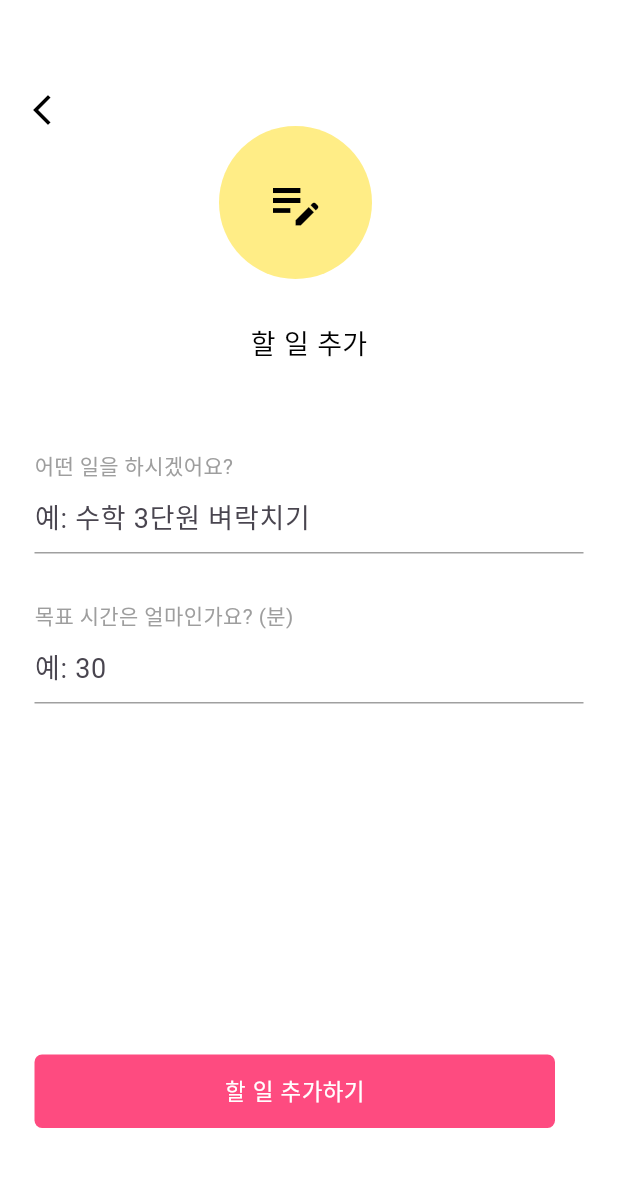
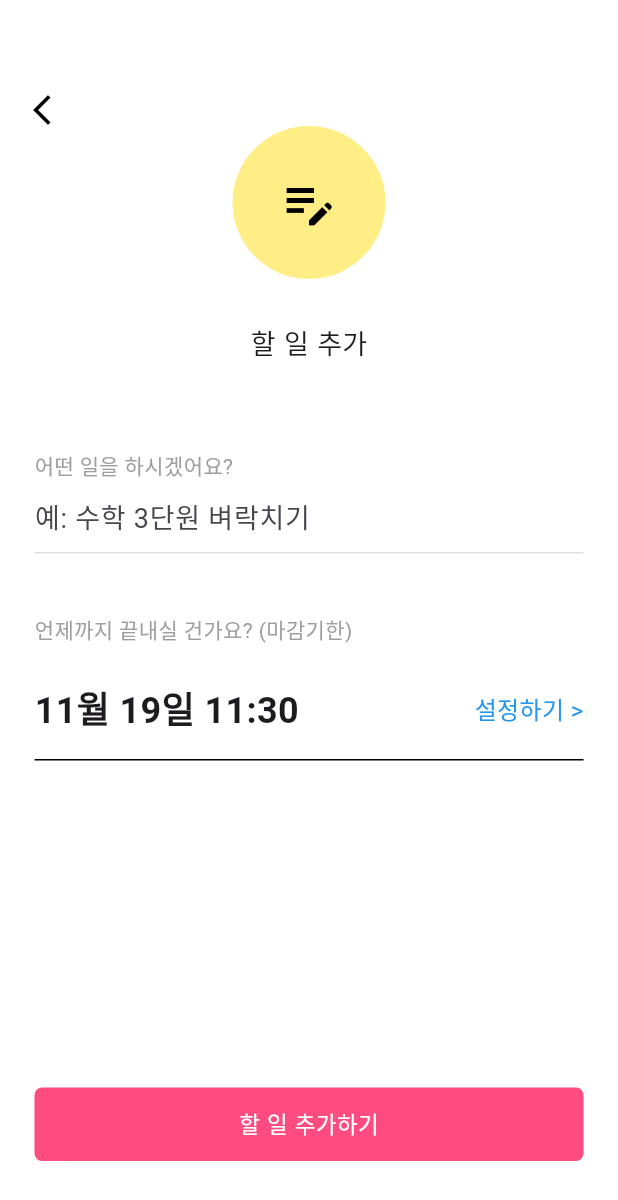
Before and after one commit to sopetherock/frontend, a Flutter app: the PersonalTimerScreen screen opened directly, after a tap on the "add" icon, on a phone screen of 412 x 824 dp. Shown: the top 1200 px of the screen. Run offline on Flutter 3.47's test engine with Material 3 defaults, Android fonts, the phone set to English and light mode, and no system bars; our stand-ins replace dio, firebase_auth, firebase_core, flutter_secure_storage; accounts and stored records are empty; network calls fail; Roboto replaces fonts that are missing (Inter, Pretendard).

Commit message:
added timer dial
다이얼로 데드라인 돌리는거
app.dart에서 로그인되면 PersonalTimerScreen으로 가게 함
나중에 고치기

```diff
--- a/lib/app/app.dart
+++ b/lib/app/app.dart
@@ -1,7 +1,7 @@
 // lib/app/app.dart
 import 'package:flutter/material.dart';
 import 'package:firebase_auth/firebase_auth.dart';
-
+import 'package:frontend/screens/timer/personal_timer_screen.dart';
 import 'package:frontend/screens/auth/login_choice_screen.dart';
 import 'package:frontend/screens/social/friends_screen.dart';
 
@@ -22,7 +22,7 @@ class AppRoot extends StatelessWidget {
         final user = snapshot.data;
 
         if (user != null && user.emailVerified) {
-          return const FriendsScreen(); // 자동 로그인
+          return PersonalTimerScreen(); // 자동 로그인
         }
 
         return const LoginChoiceScreen(); // 로그인/회원가입 화면
--- a/lib/screens/timer/personal_timer_screen.dart
+++ b/lib/screens/timer/personal_timer_screen.dart
@@ -1,7 +1,7 @@
 import 'package:flutter/material.dart';
 import 'todo_screen.dart';
 import '../../widgets/timer_display.dart';
-import '../../services/timer_service.dart'; // [New] 서비스 임포트
+import '../../services/timer_service.dart';
 import '../../widgets/CustomBottomNavigationBar.dart';
 
 class PersonalTimerScreen extends StatefulWidget {
@@ -12,14 +12,11 @@ class PersonalTimerScreen extends StatefulWidget {
 }
 
 class _PersonalTimerScreenState extends State<PersonalTimerScreen> {
-  // 서비스 인스턴스 생성
   final TimerService _timerService = TimerService();
-
   bool isLoading = true;
   List<dynamic> personalTimers = [];
   List<dynamic> groupTimers = [];
 
-  // 색상 상수
   final Color _primaryPink = const Color(0xFFFE4B80);
   final Color _buttonYellow = const Color(0xFFFFE65B);
 
@@ -29,7 +26,6 @@ class _PersonalTimerScreenState extends State<PersonalTimerScreen> {
     _loadTimers();
   }
 
-  // [Logic] 서비스 호출
   Future<void> _loadTimers() async {
     try {
       final timers = await _timerService.fetchRunningTimers();
@@ -42,14 +38,11 @@ class _PersonalTimerScreenState extends State<PersonalTimerScreen> {
       }
     } catch (e) {
       if (mounted) setState(() => isLoading = false);
-      // 필요 시 스낵바 등으로 에러 표시
       print(e);
     }
   }
 
-  // [Logic] 화면 이동 로직
   void _goToTimerDisplay(Map<String, dynamic> timerData, bool isGroup) {
-    // 서비스의 계산 로직 사용
     int initialDuration = _timerService.calculateInitialDuration(timerData, isGroup);
 
     Navigator.push(
@@ -63,7 +56,7 @@ class _PersonalTimerScreenState extends State<PersonalTimerScreen> {
           isGroup: isGroup,
         ),
       ),
-    ).then((_) => _loadTimers()); // 돌아오면 목록 갱신
+    ).then((_) => _loadTimers());
   }
 
   @override
@@ -72,72 +65,85 @@ class _PersonalTimerScreenState extends State<PersonalTimerScreen> {
 
     return Scaffold(
       backgroundColor: Colors.white,
+      // [수정] 화면 전체를 꽉 채워서 정렬 문제 해결
       body: Stack(
+        fit: StackFit.expand,
         children: [
-          // 1. 상단 헤더
-          _buildHeader(),
+          Column(
+            children: [
+              // 상단 헤더
+              Container(
+                height: 100,
+                color: _primaryPink,
+                alignment: Alignment.bottomCenter,
+                padding: const EdgeInsets.only(bottom: 15),
+                child: const Text(
+                  '타이머',
+                  style: TextStyle(fontFamily: 'Inter', fontSize: 20, fontWeight: FontWeight.w400, color: Colors.white),
+                ),
+              ),
 
-          // 2. 메인 콘텐츠
-          if (isLoading)
-            const Center(child: CircularProgressIndicator())
-          else if (!hasData)
-            _buildEmptyState()
-          else
-            _buildTimerList(),
+              // 메인 콘텐츠
+              Expanded(
+                child: isLoading
+                    ? const Center(child: CircularProgressIndicator())
+                    : hasData
+                        ? _buildTimerList()
+                        : _buildEmptyState(),
+              ),
+            ],
+          ),
 
-          // 3. 하단 네비게이션 바
-          _buildBottomNavBar(),
+          // 하단 네비게이션 바 (바닥 고정)
+          const Positioned(
+            bottom: 0, left: 0, right: 0,
+            child: CustomBottomNavigationBar(),
+          ),
 
-          // 4. 추가 버튼 (FAB)
-          _buildFloatingActionButton(),
+          // 추가 버튼 (FAB)
+          Positioned(
+            right: 33,
+            bottom: 100, // 네비게이션 바 위로 띄움
+            child: GestureDetector(
+              onTap: () {
+                Navigator.push(
+                  context,
+                  MaterialPageRoute(builder: (context) => const TodoScreen()),
+                ).then((_) => _loadTimers());
+              },
+              child: Container(
+                width: 50, height: 50,
+                decoration: BoxDecoration(
+                  color: _buttonYellow,
+                  borderRadius: BorderRadius.circular(10),
+                  boxShadow: [BoxShadow(color: Colors.black.withOpacity(0.1), blurRadius: 4, offset: const Offset(0, 2))],
+                ),
+                child: const Center(child: Icon(Icons.add, color: Colors.black, size: 27)),
+              ),
+            ),
+          ),
         ],
       ),
     );
   }
 
-  // --- UI 위젯 분리 메서드들 ---
-
-  Widget _buildHeader() {
-    return Stack(
+  Widget _buildEmptyState() {
+    // [수정] 중앙 정렬을 확실하게 하기 위해 Column 사용
+    return Column(
+      mainAxisAlignment: MainAxisAlignment.center,
       children: [
-        Positioned(
-          top: 0, left: 0, right: 0, height: 100,
-          child: Container(color: _primaryPink),
-        ),
-        Positioned(
-          top: 61, left: 0, right: 0,
-          child: const Center(
-            child: Text(
-              '타이머',
-              style: TextStyle(fontFamily: 'Inter', fontSize: 20, fontWeight: FontWeight.w400, color: Colors.white),
-            ),
-          ),
-        ),
-      ],
-    );
-  }
-
-  Widget _buildEmptyState() {
-    return Stack(
-      children: [
-        Positioned(
-          top: 215, left: 116,
-          child: Container(
+        Container(
           width: 161, height: 184,
           color: Colors.grey[200],
           child: const Icon(Icons.image, color: Colors.grey, size: 50),
         ),
-        ),
-        const Positioned(
-          top: 416, left: 0, right: 0,
-          child: Center(
-            child: Text(
+        const SizedBox(height: 20),
+        const Text(
           '우왕 할 일이 없어요!\n할 일을 추가해보세요',
           textAlign: TextAlign.center,
-              style: TextStyle(fontFamily: 'Inter', fontSize: 16, fontWeight: FontWeight.w400, color: Colors.black, height: 1.2),
+          style: TextStyle(fontFamily: 'Inter', fontSize: 16, color: Colors.black, height: 1.2),
         ),
-          ),
-        ),
+        const SizedBox(height: 80), // 하단바에 가려지지 않게 여백 추가
       ],
     );
   }
@@ -148,10 +154,8 @@ class _PersonalTimerScreenState extends State<PersonalTimerScreen> {
       ...groupTimers.map((t) => {'type': 'group', ...t}),
     ];
 
-    return Positioned.fill(
-      top: 100, bottom: 80,
-      child: ListView.builder(
-        padding: const EdgeInsets.all(20),
+    return ListView.builder(
+      padding: const EdgeInsets.fromLTRB(20, 20, 20, 100), // 하단 여백 확보
       itemCount: allTimers.length,
       itemBuilder: (context, index) {
         final item = Map<String, dynamic>.from(allTimers[index]);
@@ -185,33 +189,6 @@ class _PersonalTimerScreenState extends State<PersonalTimerScreen> {
           ),
         );
       },
-      ),
-    );
-  }
-
-
-  Widget _buildFloatingActionButton() {
-    return Positioned(
-      right: 33, bottom: 100,
-      child: GestureDetector(
-        onTap: () {
-          Navigator.push(
-            context,
-            MaterialPageRoute(builder: (context) => const TodoScreen()),
-          ).then((_) => _loadTimers());
-        },
-        child: Container(
-          width: 50, height: 50,
-          decoration: BoxDecoration(
-            color: _buttonYellow,
-            borderRadius: BorderRadius.circular(10),
-            boxShadow: [
-              BoxShadow(color: Colors.black.withOpacity(0.1), blurRadius: 4, offset: const Offset(0, 2)),
-            ],
-          ),
-          child: const Center(child: Icon(Icons.add, color: Colors.black, size: 27)),
-        ),
-      ),
     );
   }
 }
--- a/lib/screens/timer/todo_screen.dart
+++ b/lib/screens/timer/todo_screen.dart
@@ -1,7 +1,7 @@
 import 'package:flutter/material.dart';
-import 'package:flutter/services.dart'; // 숫자 입력 제한용
+import 'package:flutter/cupertino.dart'; // iOS 스타일 피커용
+import '../../services/timer_service.dart';
 import '../../widgets/timer_display.dart';
-import '../../services/timer_service.dart'; // 서비스 임포트
 
 class TodoScreen extends StatefulWidget {
   const TodoScreen({super.key});
@@ -11,30 +11,59 @@ class TodoScreen extends StatefulWidget {
 }
 
 class _TodoScreenState extends State<TodoScreen> {
-  final TimerService _timerService = TimerService(); // 서비스 인스턴스
+  final TimerService _timerService = TimerService();
+  final TextEditingController _todoController = TextEditingController();
 
-  // 입력 컨트롤러
-  final TextEditingController _todoController = TextEditingController();
-  final TextEditingController _durationController = TextEditingController();
+  // [변경] 마감 시간을 저장할 변수 (기본값: 현재시간 + 1시간)
+  DateTime _selectedDeadline = DateTime.now().add(const Duration(hours: 1));
 
   bool isSubmitting = false;
-
-  // 색상 상수
   final Color _iconYellow = const Color(0xFFFFED86);
   final Color _buttonPink = const Color(0xFFFE4B80);
 
   @override
   void dispose() {
     _todoController.dispose();
-    _durationController.dispose();
     super.dispose();
   }
 
-  // [Logic] 타이머 생성 요청
+  // 날짜/시간 선택 팝업 (CupertinoDatePicker 사용)
+  void _showDatePicker() {
+    showCupertinoModalPopup(
+      context: context,
+      builder: (BuildContext builder) {
+        return Container(
+          height: 250,
+          color: Colors.white,
+          child: CupertinoDatePicker(
+            mode: CupertinoDatePickerMode.dateAndTime, // 날짜 + 시간 모드
+            initialDateTime: _selectedDeadline,
+            minimumDate: DateTime.now(), // 과거 날짜 선택 방지
+            use24hFormat: false, // 오전/오후 표시
+            onDateTimeChanged: (DateTime newDateTime) {
+              setState(() {
+                _selectedDeadline = newDateTime;
+              });
+            },
+          ),
+        );
+      },
+    );
+  }
+
+  // 타이머 생성 요청
   Future<void> _handleCreateTimer() async {
-    if (_todoController.text.isEmpty || _durationController.text.isEmpty) {
+    if (_todoController.text.isEmpty) {
       ScaffoldMessenger.of(context).showSnackBar(
-        const SnackBar(content: Text('할 일과 시간을 모두 입력해주세요.')),
+        const SnackBar(content: Text('할 일을 입력해주세요.')),
+      );
+      return;
+    }
+
+    // 과거 시간 체크
+    if (_selectedDeadline.isBefore(DateTime.now())) {
+      ScaffoldMessenger.of(context).showSnackBar(
+        const SnackBar(content: Text('마감 시간은 미래여야 합니다.')),
       );
       return;
     }
@@ -42,38 +71,42 @@ class _TodoScreenState extends State<TodoScreen> {
     setState(() => isSubmitting = true);
 
     try {
-      // 데이터 가공
-      int minutes = int.parse(_durationController.text);
-      int durationInSeconds = minutes * 60;
-
-      // 서비스 호출
+      // [변경] _selectedDeadline을 그대로 서버로 전송
       final newTimer = await _timerService.createPersonalTimer(
         todo: _todoController.text,
-        durationInSeconds: durationInSeconds,
+        deadline: _selectedDeadline,
       );
 
       if (!mounted) return;
 
-      // 성공 시 타이머 디스플레이 화면으로 이동
+      // 생성된 타이머 데이터를 가지고 화면 이동
       Navigator.pushReplacement(
         context,
         MaterialPageRoute(
           builder: (context) => TimerDisplayScreen(
             todoId: newTimer['id'],
             todo: newTimer['todo'],
-            duration: newTimer['duration'],
+            // 남은 시간(초) 계산해서 전달
+            duration: _selectedDeadline.difference(DateTime.now()).inSeconds,
+            deadline: _selectedDeadline, // 마감 시간 전달
             isGroup: false,
           ),
         ),
       );
     } catch (e) {
+      print(e);
       if (!mounted) return;
       ScaffoldMessenger.of(context).showSnackBar(
-        const SnackBar(content: Text('타이머 생성에 실패했습니다. 다시 시도해주세요.')),
+        const SnackBar(content: Text('생성 실패. 로그아웃 후 다시 시도해주세요.')),
       );
     } finally {
       if (mounted) setState(() => isSubmitting = false);
     }
+  }
+
+  // 날짜 포맷팅 헬퍼 함수 (예: 11월 20일 14:30)
+  String _formatDeadline(DateTime dt) {
+    return "${dt.month}월 ${dt.day}일 ${dt.hour.toString().padLeft(2, '0')}:${dt.minute.toString().padLeft(2, '0')}";
   }
 
   @override
@@ -82,114 +115,96 @@ class _TodoScreenState extends State<TodoScreen> {
       backgroundColor: Colors.white,
       body: Stack(
         children: [
-          // 1. 상단 뒤로가기 버튼
-          _buildBackButton(context),
-
-          // 2. 중앙 아이콘 (노란색 원)
-          _buildCentralIcon(),
-
-          // 3. 타이틀
-          _buildTitle(),
-
-          // 4. 입력 필드 1 (Todo)
-          _buildTodoInput(),
-
-          // 5. 입력 필드 2 (Duration)
-          _buildDurationInput(),
-
-          // 6. 하단 버튼 (할 일 추가하기)
-          _buildSubmitButton(),
-        ],
-      ),
-    );
-  }
-
-  // --- UI 위젯 메서드들 ---
-
-  Widget _buildBackButton(BuildContext context) {
-    return Positioned(
-      top: 61, left: 16,
+          // 1. 뒤로가기
+          Positioned(
+            top: 61,
+            left: 16,
             child: GestureDetector(
               onTap: () => Navigator.pop(context),
               child: const Icon(Icons.arrow_back_ios_new, size: 24, color: Colors.black),
             ),
-    );
-  }
+          ),
 
-  Widget _buildCentralIcon() {
-    return Positioned(
-      top: 84, left: 146, // (393 - 102) / 2 = 145.5
-      child: Container(
-        width: 102, height: 102,
+          // 2. 아이콘 & 타이틀
+          Positioned(
+            top: 84,
+            left: 0,
+            right: 0,
+            child: Column(
+              children: [
+                Container(
+                  width: 102,
+                  height: 102,
                   decoration: BoxDecoration(color: _iconYellow, shape: BoxShape.circle),
-        child: const Center(
-          child: Icon(Icons.edit_note, size: 40, color: Colors.black),
+                  child: const Center(child: Icon(Icons.edit_note, size: 40, color: Colors.black)),
+                ),
+                const SizedBox(height: 30),
+                const Text(
+                  '할 일 추가',
+                  style: TextStyle(fontFamily: 'Inter', fontSize: 18, fontWeight: FontWeight.w400),
+                ),
+              ],
             ),
           ),
-    );
-  }
 
-  Widget _buildTitle() {
-    return Positioned(
-      top: 216, left: 0, right: 0,
-      child: const Center(
-        child: Text(
-          '할 일 추가',
-          style: TextStyle(fontFamily: 'Inter', fontSize: 18, fontWeight: FontWeight.w400, color: Colors.black),
-        ),
-      ),
-    );
-  }
-
-  Widget _buildTodoInput() {
-    return Positioned(
-      top: 300, left: 23, right: 23,
+          // 3. 입력 폼 (할일 + 마감시간)
+          Positioned(
+            top: 300,
+            left: 23,
+            right: 23,
             child: Column(
               crossAxisAlignment: CrossAxisAlignment.start,
               children: [
+                // 할 일 입력
                 const Text("어떤 일을 하시겠어요?", style: TextStyle(color: Colors.grey)),
                 TextField(
                   controller: _todoController,
                   decoration: const InputDecoration(
                     hintText: '예: 수학 3단원 벼락치기',
-              enabledBorder: UnderlineInputBorder(borderSide: BorderSide(color: Color(0x5F000000))),
+                    contentPadding: EdgeInsets.symmetric(vertical: 10),
+                    enabledBorder: UnderlineInputBorder(borderSide: BorderSide(color: Colors.black12)),
                     focusedBorder: UnderlineInputBorder(borderSide: BorderSide(color: Colors.black)),
-              contentPadding: EdgeInsets.symmetric(vertical: 10),
                   ),
                   style: const TextStyle(fontSize: 18),
                 ),
-        ],
+                const SizedBox(height: 40),
+
+                // 마감 시간 선택 (버튼 형태)
+                const Text("언제까지 끝내실 건가요? (마감기한)", style: TextStyle(color: Colors.grey)),
+                const SizedBox(height: 10),
+                GestureDetector(
+                  onTap: _showDatePicker, // 다이얼 띄우기
+                  child: Container(
+                    padding: const EdgeInsets.symmetric(vertical: 15),
+                    decoration: const BoxDecoration(
+                      border: Border(bottom: BorderSide(color: Colors.black)),
                     ),
-    );
-  }
-
-  Widget _buildDurationInput() {
-    return Positioned(
-      top: 400, left: 23, right: 23,
-      child: Column(
-        crossAxisAlignment: CrossAxisAlignment.start,
+                    child: Row(
+                      mainAxisAlignment: MainAxisAlignment.spaceBetween,
                       children: [
-          const Text("목표 시간은 얼마인가요? (분)", style: TextStyle(color: Colors.grey)),
-          TextField(
-            controller: _durationController,
-            keyboardType: TextInputType.number,
-            inputFormatters: [FilteringTextInputFormatter.digitsOnly],
-            decoration: const InputDecoration(
-              hintText: '예: 30', suffixText: '분',
-              enabledBorder: UnderlineInputBorder(borderSide: BorderSide(color: Color(0x5F000000))),
-              focusedBorder: UnderlineInputBorder(borderSide: BorderSide(color: Colors.black)),
-              contentPadding: EdgeInsets.symmetric(vertical: 10),
+                        // 선택된 날짜 표시
+                        Text(
+                          _formatDeadline(_selectedDeadline),
+                          style: const TextStyle(fontSize: 24, fontWeight: FontWeight.bold),
                         ),
-            style: const TextStyle(fontSize: 18),
+                        const Text(
+                          "설정하기 >",
+                          style: TextStyle(color: Colors.blue, fontSize: 16),
                         ),
                       ],
                     ),
-    );
-  }
+                  ),
+                ),
+              ],
+            ),
+          ),
 
-  Widget _buildSubmitButton() {
-    return Positioned(
-      top: 703, left: 23, width: 347, height: 49,
+          // 4. 완료 버튼
+          Positioned(
+            bottom: 50, // 하단 여백
+            left: 23,
+            right: 23,
+            height: 49,
             child: GestureDetector(
               onTap: isSubmitting ? null : _handleCreateTimer,
               child: Container(
@@ -200,14 +215,23 @@ class _TodoScreenState extends State<TodoScreen> {
                 alignment: Alignment.center,
                 child: isSubmitting
                     ? const SizedBox(
-                  width: 20, height: 20,
+                        width: 20,
+                        height: 20,
                         child: CircularProgressIndicator(color: Colors.white, strokeWidth: 2),
                       )
                     : const Text(
                         '할 일 추가하기',
-                  style: TextStyle(fontFamily: 'Inter', fontSize: 15, fontWeight: FontWeight.w400, color: Colors.white),
+                        style: TextStyle(
+                          fontFamily: 'Inter',
+                          fontSize: 15,
+                          fontWeight: FontWeight.w400,
+                          color: Colors.white,
                         ),
                       ),
+              ),
+            ),
+          ),
+        ],
       ),
     );
   }
--- a/lib/services/timer_service.dart
+++ b/lib/services/timer_service.dart
@@ -5,11 +5,10 @@ import 'package:flutter_secure_storage/flutter_secure_storage.dart';
 class TimerService {
   final storage = const FlutterSecureStorage();
 
-  // 안드로이드 에뮬레이터: 10.0.2.2, iOS/Web: localhost
-  // 실제 기기 테스트 시 PC의 내부 IP 주소 사용 권장
+  // [중요] 에뮬레이터는 10.0.2.2, 실제 기기/웹은 localhost 또는 PC IP
   static const String _baseUrl = 'http://localhost:3000/api/timers';
 
-  // 1. 진행 중인 타이머 목록 조회
+  // 1. 진행 중인 타이머 목록 조회 (이게 없어서 에러가 났었습니다)
   Future<Map<String, List<dynamic>>> fetchRunningTimers() async {
     try {
       final token = await storage.read(key: 'accessToken');
@@ -37,7 +36,37 @@ class TimerService {
     }
   }
 
-  // 2. 남은 시간 계산 로직 (순수 함수로 분리)
+  // 2. 개인 타이머 생성 (Deadline 전송 버전)
+  Future<Map<String, dynamic>> createPersonalTimer({
+    required String todo,
+    required DateTime deadline, // [변경] duration 대신 deadline 받음
+  }) async {
+    try {
+      final token = await storage.read(key: 'accessToken');
+      final response = await http.post(
+        Uri.parse('$_baseUrl/personal'),
+        headers: {
+          'Content-Type': 'application/json',
+          'Authorization': 'Bearer $token',
+        },
+        body: jsonEncode({
+          'todo': todo,
+          'deadline': deadline.toIso8601String(), // 날짜 형식으로 전송
+        }),
+      );
+
+      if (response.statusCode == 201) {
+        return jsonDecode(response.body);
+      } else {
+        throw Exception('생성 실패: ${response.body}');
+      }
+    } catch (e) {
+      print('TimerService Error: $e');
+      throw Exception('타이머 생성 중 오류 발생');
+    }
+  }
+
+  // 3. 남은 시간 계산 로직
   int calculateInitialDuration(Map<String, dynamic> timerData, bool isGroup) {
     if (!isGroup && timerData['startTime'] != null) {
       final startTime = DateTime.parse(timerData['startTime']);
@@ -51,37 +80,6 @@ class TimerService {
     } else if (!isGroup) {
       return timerData['duration'];
     }
-    return 0; // 그룹 타이머의 경우 duration이 아닌 deadline을 사용하므로 0 리턴 (혹은 처리 방식에 따라 변경)
-  }
-  // ... (기존 fetchRunningTimers, calculateInitialDuration 코드 유지) ...
-
-// [New] 개인 타이머 생성 로직 추가
-  Future<Map<String, dynamic>> createPersonalTimer({
-    required String todo,
-    required int durationInSeconds,
-  }) async {
-    try {
-      final token = await storage.read(key: 'accessToken');
-      final response = await http.post(
-        Uri.parse('$_baseUrl/personal'),
-        headers: {
-          'Content-Type': 'application/json',
-          'Authorization': 'Bearer $token',
-        },
-        body: jsonEncode({
-          'todo': todo,
-          'duration': durationInSeconds,
-        }),
-      );
-
-      if (response.statusCode == 201) {
-        return jsonDecode(response.body); // 성공 시 생성된 타이머 데이터 반환
-      } else {
-        throw Exception('생성 실패: ${response.body}');
-      }
-    } catch (e) {
-      print('TimerService Error: $e');
-      throw Exception('타이머 생성 중 오류 발생');
-    }
+    return 0;
   }
 }
--- a/lib/widgets/timer_display.dart
+++ b/lib/widgets/timer_display.dart
@@ -31,7 +31,7 @@ class _TimerDisplayScreenState extends State<TimerDisplayScreen> {
   late Timer _timer;
   late int _remainingSeconds;
   late int _totalSeconds;
-  final storage = const FlutterSecureStorage();
+  final storage = FlutterSecureStorage();
 
   // 디자인 컬러 상수
   final Color _primaryPink = const Color(0xFFFE4B80);
--- a/pubspec.yaml
+++ b/pubspec.yaml
@@ -18,6 +18,7 @@ dependencies:
   # Use with the CupertinoIcons class for iOS style icons.
   cupertino_icons: ^1.0.8
   dio: ^5.9.0
+  flutter_secure_storage: ^9.2.4
 
 
 dev_dependencies:
```
Also changed, not shown: pubspec.lock, 5 other files. Lines whose indentation alone changed are shown as unchanged.
